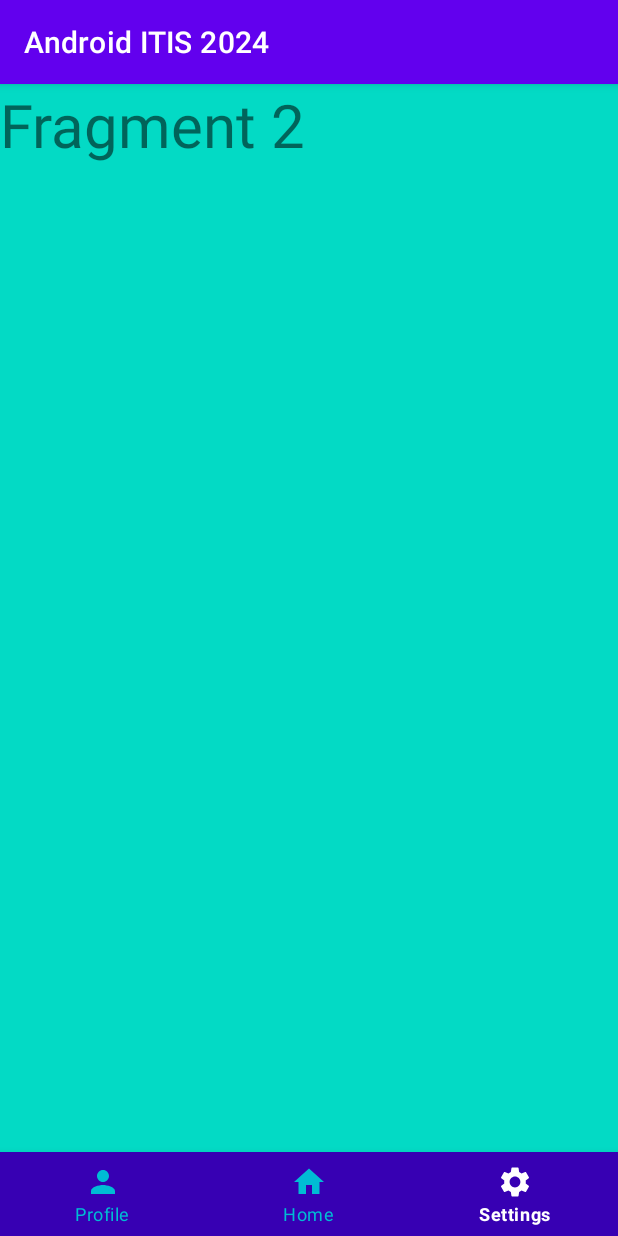
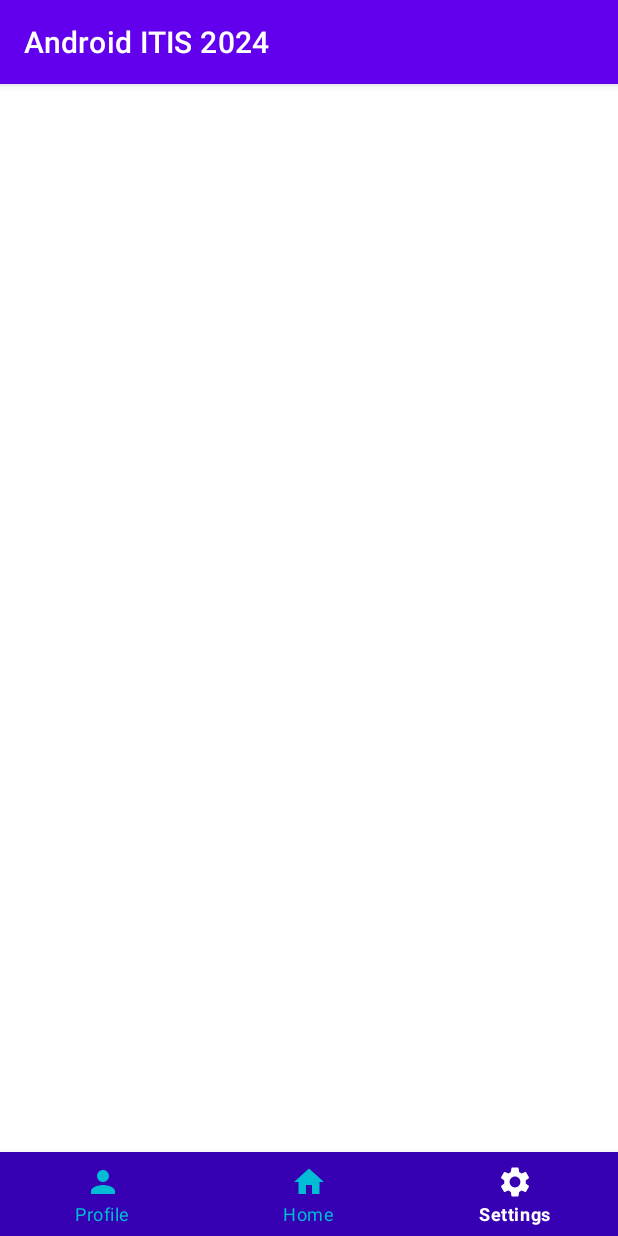
Before and after one commit to Adelya13/android_itis_2024, an Android app: the screen it shows after launch (FirstActivity), item 3 of the bottom bar chosen, on a phone screen of 412 x 824 dp. Run offline under Robolectric (Android 15) with nearby library versions, the light colour scheme and no system bars; our stand-ins replace navigation-ui.

Commit message:
added navigation component

```diff
--- a/app/src/main/AndroidManifest.xml
+++ b/app/src/main/AndroidManifest.xml
@@ -26,6 +26,8 @@
 
         </activity>
 
+        <activity android:name=".SecondActivity"/>
+
     </application>
 
 </manifest>
--- a/app/src/main/java/com/example/androiditis2024/FirstActivity.kt
+++ b/app/src/main/java/com/example/androiditis2024/FirstActivity.kt
@@ -4,6 +4,8 @@ import android.annotation.SuppressLint
 import android.os.Bundle
 import androidx.appcompat.app.AppCompatActivity
 import androidx.fragment.app.Fragment
+import androidx.navigation.fragment.NavHostFragment
+import androidx.navigation.ui.setupWithNavController
 import com.example.androiditis2024.HomeFragment.Companion.HOME_FRAGMENT_TAG
 import com.example.androiditis2024.HomeFragment.Companion.newInstance
 import com.example.androiditis2024.databinding.FirstActivityBinding
@@ -21,25 +23,32 @@ class FirstActivity: AppCompatActivity() {
             setContentView(it.root)
         }
 
+        val controller = (supportFragmentManager.findFragmentById(R.id.fragment_container) as NavHostFragment).navController
+
+
+
         binding?.run {
-            bottomNav.setOnItemSelectedListener {
-                when(it.itemId) {
-                    R.id.home -> {
-                        navigateTo(HomeFragment())
-                        true
-                    }
-                    R.id.profile -> {
-                        navigateTo(ProfileFragment())
-                        true
-                    }
-                    R.id.settings -> {
-                        navigateTo(ProfileFragment())
-                        true
-                    }
-                    else -> false
-                }
-            }
-            bottomNav.selectedItemId = R.id.home
+
+            bottomNav.setupWithNavController(controller)
+
+//            bottomNav.setOnItemSelectedListener {
+//                when(it.itemId) {
+//                    R.id.home -> {
+//                        navigateTo(HomeFragment())
+//                        true
+//                    }
+//                    R.id.profile -> {
+//                        navigateTo(ProfileFragment())
+//                        true
+//                    }
+//                    R.id.settings -> {
+//                        navigateTo(ProfileFragment())
+//                        true
+//                    }
+//                    else -> false
+//                }
+//            }
+//            bottomNav.selectedItemId = R.id.home
         }
     }
 
--- a/app/src/main/java/com/example/androiditis2024/HomeFragment.kt
+++ b/app/src/main/java/com/example/androiditis2024/HomeFragment.kt
@@ -115,6 +115,11 @@ class HomeFragment : Fragment() {
             fragment.arguments = bundle
             return fragment
         }
+
+        fun bundleArgs(args: Boolean = true) = Bundle().apply {
+            putBoolean(ARG_KEY, args)
+        }
+
     }
 
 }
--- a/app/src/main/java/com/example/androiditis2024/ProfileFragment.kt
+++ b/app/src/main/java/com/example/androiditis2024/ProfileFragment.kt
@@ -6,6 +6,7 @@ import android.view.LayoutInflater
 import android.view.View
 import android.view.ViewGroup
 import android.widget.Toast
+import androidx.navigation.fragment.findNavController
 import com.example.androiditis2024.databinding.FragmentPofileBinding
 
 
@@ -25,10 +26,11 @@ class ProfileFragment : Fragment() {
         super.onViewCreated(view, savedInstanceState)
         profilebinding =  FragmentPofileBinding.bind(view)
 
+        findNavController().navigate(R.id.action_profileFragment_to_homeFragment, HomeFragment.bundleArgs(true))
 
-        profilebinding?.text?.setOnClickListener{
-            Toast.makeText(requireContext(), "HELLO", Toast.LENGTH_LONG).show()
-        }
+//        profilebinding?.text?.setOnClickListener{
+//            Toast.makeText(requireContext(), "HELLO", Toast.LENGTH_LONG).show()
+//        }
     }
 
 
--- /dev/null
+++ b/app/src/main/java/com/example/androiditis2024/SecondActivity.kt
@@ -0,0 +1,6 @@
+package com.example.androiditis2024
+
+import androidx.appcompat.app.AppCompatActivity
+
+class SecondActivity: AppCompatActivity(R.layout.second_activity) {
+}
--- /dev/null
+++ b/app/src/main/java/com/example/androiditis2024/SettingsFragment.kt
@@ -0,0 +1,19 @@
+package com.example.androiditis2024
+
+import android.os.Bundle
+import android.view.LayoutInflater
+import android.view.View
+import android.view.ViewGroup
+import androidx.fragment.app.Fragment
+
+class SettingsFragment: Fragment() {
+
+
+    override fun onCreateView(
+        inflater: LayoutInflater,
+        container: ViewGroup?,
+        savedInstanceState: Bundle?
+    ): View? {
+        return inflater.inflate(R.layout.fragment_settings, container, false)
+    }
+}
--- a/app/src/main/res/layout/first_activity.xml
+++ b/app/src/main/res/layout/first_activity.xml
@@ -11,11 +11,13 @@
         android:id="@+id/fragment_container"
         android:layout_width="match_parent"
         android:layout_height="0dp"
-        android:name="com.example.androiditis2024.HomeFragment"
+        android:name="androidx.navigation.fragment.NavHostFragment"
         app:layout_constraintBottom_toTopOf="@id/bottom_nav"
         app:layout_constraintEnd_toEndOf="parent"
         app:layout_constraintStart_toStartOf="parent"
-        app:layout_constraintTop_toTopOf="parent" />
+        app:layout_constraintTop_toTopOf="parent"
+        app:defaultNavHost="true"
+        app:navGraph="@navigation/base_graph" />
 
     <com.google.android.material.bottomnavigation.BottomNavigationView
         android:id="@+id/bottom_nav"
--- a/app/src/main/res/layout/fragment_home.xml
+++ b/app/src/main/res/layout/fragment_home.xml
@@ -12,4 +12,5 @@
         android:layout_height="match_parent"
         android:text="@string/hello_blank_fragment" />
 
+
 </FrameLayout>
--- a/app/src/main/res/layout/fragment_pofile.xml
+++ b/app/src/main/res/layout/fragment_pofile.xml
@@ -1,16 +1,19 @@
 <?xml version="1.0" encoding="utf-8"?>
-<FrameLayout xmlns:android="http://schemas.android.com/apk/res/android"
+<LinearLayout xmlns:android="http://schemas.android.com/apk/res/android"
     xmlns:tools="http://schemas.android.com/tools"
     android:layout_width="match_parent"
     android:layout_height="match_parent"
     android:background="@color/teal_200"
+    android:orientation="vertical"
     tools:context=".ProfileFragment">
 
-    <TextView
-        android:id="@+id/text"
-        android:layout_width="match_parent"
-        android:layout_height="match_parent"
-        android:textSize="40sp"
-        android:text="@string/fragment_2" />
+<!--    <TextView-->
+<!--        android:id="@+id/text"-->
+<!--        android:layout_width="match_parent"-->
+<!--        android:layout_height="match_parent"-->
+<!--        android:textSize="40sp"-->
+<!--        android:text="@string/fragment_2" />-->
 
-</FrameLayout>
+    <include layout="@layout/registr_view"/>
+
+</LinearLayout>
--- /dev/null
+++ b/app/src/main/res/layout/fragment_settings.xml
@@ -0,0 +1,6 @@
+<?xml version="1.0" encoding="utf-8"?>
+<androidx.constraintlayout.widget.ConstraintLayout xmlns:android="http://schemas.android.com/apk/res/android"
+    android:layout_width="match_parent"
+    android:layout_height="match_parent">
+
+</androidx.constraintlayout.widget.ConstraintLayout>
--- /dev/null
+++ b/app/src/main/res/layout/second_activity.xml
@@ -0,0 +1,6 @@
+<?xml version="1.0" encoding="utf-8"?>
+<androidx.constraintlayout.widget.ConstraintLayout xmlns:android="http://schemas.android.com/apk/res/android"
+    android:layout_width="match_parent"
+    android:layout_height="match_parent">
+
+</androidx.constraintlayout.widget.ConstraintLayout>
--- a/app/src/main/res/menu/main_menu.xml
+++ b/app/src/main/res/menu/main_menu.xml
@@ -2,19 +2,19 @@
 <menu xmlns:android="http://schemas.android.com/apk/res/android">
 
     <item
-        android:id="@+id/profile"
+        android:id="@+id/profileFragment"
         android:icon="@drawable/baseline_person_24"
         android:title="Profile"
         />
 
     <item
-        android:id="@+id/home"
+        android:id="@+id/homeFragment"
         android:icon="@drawable/baseline_home_24"
         android:title="Home"
         />
 
     <item
-        android:id="@+id/settings"
+        android:id="@+id/settingsFragment"
         android:icon="@drawable/baseline_settings_24"
         android:title="Settings"
         />
--- /dev/null
+++ b/app/src/main/res/navigation/base_graph.xml
@@ -0,0 +1,45 @@
+<?xml version="1.0" encoding="utf-8"?>
+<navigation xmlns:android="http://schemas.android.com/apk/res/android"
+             xmlns:app="http://schemas.android.com/apk/res-auto"
+    xmlns:tools="http://schemas.android.com/tools"
+    android:id="@+id/base_graph"
+    app:startDestination="@id/homeFragment">
+
+    <include app:graph="@navigation/registration_graph"/>
+
+
+    <fragment
+        android:id="@+id/homeFragment"
+        android:name="com.example.androiditis2024.HomeFragment"
+        android:label="fragment_home"
+        tools:layout="@layout/fragment_home" >
+        <action
+            android:id="@+id/action_homeFragment_to_profileFragment"
+            app:destination="@id/profileFragment"
+            app:enterAnim="@android:anim/fade_in"
+            app:exitAnim="@android:anim/fade_out"
+            app:popEnterAnim="@android:anim/slide_in_left"
+            app:popExitAnim="@android:anim/slide_out_right" />
+        <action
+            android:id="@+id/action_homeFragment_to_base_graph"
+            app:destination="@id/base_graph" />
+        <action
+            android:id="@+id/action_homeFragment_to_settingsFragment"
+            app:destination="@id/settingsFragment" />
+
+    </fragment>
+    <fragment
+        android:id="@+id/profileFragment"
+        android:name="com.example.androiditis2024.ProfileFragment"
+        android:label="fragment_pofile"
+        tools:layout="@layout/fragment_pofile" >
+        <action
+            android:id="@+id/action_profileFragment_to_homeFragment"
+            app:destination="@id/homeFragment" />
+    </fragment>
+    <fragment
+        android:id="@+id/settingsFragment"
+        android:name="com.example.androiditis2024.SettingsFragment"
+        tools:layout="@layout/fragment_settings"
+        android:label="SettingsFragment" />
+</navigation>
--- /dev/null
+++ b/app/src/main/res/navigation/registration_graph.xml
@@ -0,0 +1,13 @@
+<?xml version="1.0" encoding="utf-8"?>
+<navigation xmlns:android="http://schemas.android.com/apk/res/android"
+    xmlns:app="http://schemas.android.com/apk/res-auto"
+    xmlns:tools="http://schemas.android.com/tools"
+    android:id="@+id/registration_graph"
+    app:startDestination="@id/profileFragment2">
+
+    <fragment
+        android:id="@+id/profileFragment2"
+        android:name="com.example.androiditis2024.ProfileFragment"
+        android:label="fragment_pofile"
+        tools:layout="@layout/fragment_pofile" />
+</navigation>
--- a/gradle/libs.versions.toml
+++ b/gradle/libs.versions.toml
@@ -11,10 +11,15 @@ material = "1.12.0"
 materialVersion = "1.5.0"
 activity = "1.9.3"
 constraintlayout = "2.2.0"
+navigationFragment = "2.8.4"
 plugin = "7.0.4"
 
 [libraries]
 androidx-core-ktx = { group = "androidx.core", name = "core-ktx", version.ref = "coreKtx" }
+androidx-navigation-dynamic-features-fragment = { module = "androidx.navigation:navigation-dynamic-features-fragment", version.ref = "navigationFragment" }
+androidx-navigation-fragment = { module = "androidx.navigation:navigation-fragment", version.ref = "navigationFragment" }
+androidx-navigation-safe-args-gradle-plugin = { module = "androidx.navigation:navigation-safe-args-gradle-plugin", version.ref = "navigationFragment" }
+androidx-navigation-ui = { module = "androidx.navigation:navigation-ui", version.ref = "navigationFragment" }
 junit = { group = "junit", name = "junit", version.ref = "junit" }
 androidx-junit = { group = "androidx.test.ext", name = "junit", version.ref = "junitVersion" }
 androidx-espresso-core = { group = "androidx.test.espresso", name = "espresso-core", version.ref = "espressoCore" }
```
Also changed, not shown: app/build.gradle.kts (+11 -0 lines), app/src/main/res/layout/registr_view.xml (added, +18 -0 lines).
